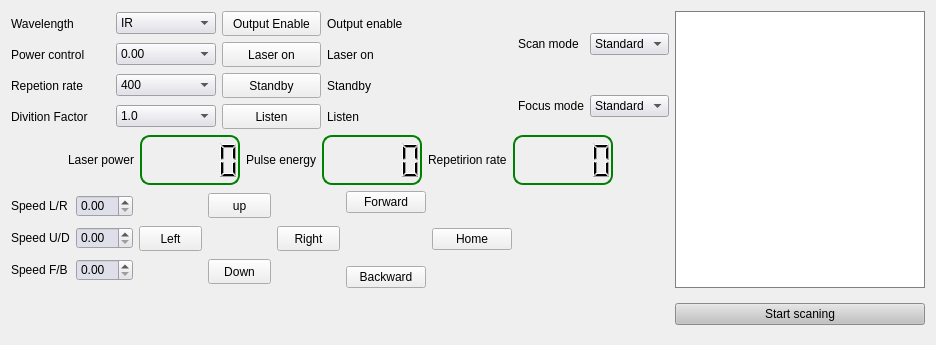
Above: pyccapt/files/PyQt6_UI/gui_laser_control.ui from mmonajem/pyoxcart before the change. Below: the same form after it.
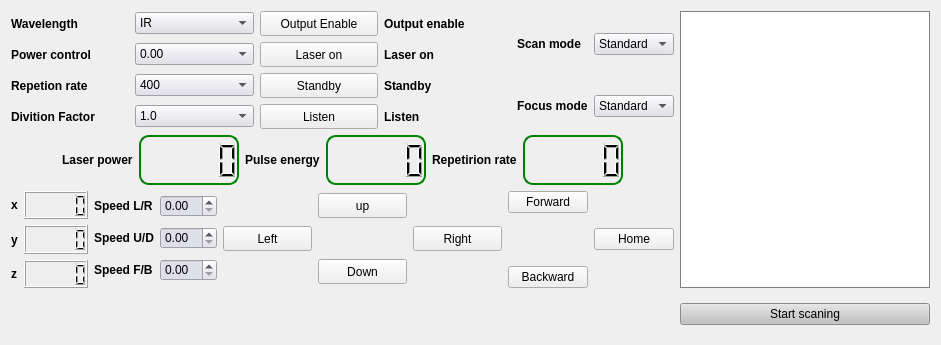
That is the form after the change.

Commit message: raw data analysis - laser control

Diff of the .ui file:
```diff
--- a/pyccapt/files/PyQt6_UI/gui_laser_control.ui
+++ b/pyccapt/files/PyQt6_UI/gui_laser_control.ui
@@ -6,7 +6,7 @@
             <rect>
                 <x>0</x>
                 <y>0</y>
-                <width>936</width>
+                <width>939</width>
                 <height>345</height>
             </rect>
         </property>
@@ -16,13 +16,18 @@
         <property name="toolTip">
             <string>&lt;html&gt;&lt;head/&gt;&lt;body&gt;&lt;p&gt;1&lt;/p&gt;&lt;/body&gt;&lt;/html&gt;</string>
         </property>
-        <layout class="QGridLayout" name="gridLayout_5">
+        <layout class="QGridLayout" name="gridLayout_6">
             <item row="0" column="0">
-                <layout class="QGridLayout" name="gridLayout_4">
+                <layout class="QGridLayout" name="gridLayout_5">
                     <item row="0" column="0" rowspan="2" colspan="3">
                         <layout class="QGridLayout" name="gridLayout_3">
                             <item row="0" column="0">
                                 <widget class="QLabel" name="label_4">
+                                    <property name="font">
+                                        <font>
+                                            <bold>true</bold>
+                                        </font>
+                                    </property>
                                     <property name="text">
                                         <string>Wavelength</string>
                                     </property>
@@ -74,6 +79,11 @@
                             </item>
                             <item row="0" column="3">
                                 <widget class="QLabel" name="led_laser_enable">
+                                    <property name="font">
+                                        <font>
+                                            <bold>true</bold>
+                                        </font>
+                                    </property>
                                     <property name="text">
                                         <string>Output enable</string>
                                     </property>
@@ -81,6 +91,11 @@
                             </item>
                             <item row="1" column="0">
                                 <widget class="QLabel" name="label">
+                                    <property name="font">
+                                        <font>
+                                            <bold>true</bold>
+                                        </font>
+                                    </property>
                                     <property name="text">
                                         <string>Power control</string>
                                     </property>
@@ -227,6 +242,11 @@
                             </item>
                             <item row="1" column="3">
                                 <widget class="QLabel" name="led_laser_on">
+                                    <property name="font">
+                                        <font>
+                                            <bold>true</bold>
+                                        </font>
+                                    </property>
                                     <property name="text">
                                         <string>Laser on</string>
                                     </property>
@@ -234,6 +254,11 @@
                             </item>
                             <item row="2" column="0">
                                 <widget class="QLabel" name="label_2">
+                                    <property name="font">
+                                        <font>
+                                            <bold>true</bold>
+                                        </font>
+                                    </property>
                                     <property name="text">
                                         <string>Repetion rate</string>
                                     </property>
@@ -305,6 +330,11 @@
                             </item>
                             <item row="2" column="3">
                                 <widget class="QLabel" name="led_laser_laser_standby">
+                                    <property name="font">
+                                        <font>
+                                            <bold>true</bold>
+                                        </font>
+                                    </property>
                                     <property name="text">
                                         <string>Standby</string>
                                     </property>
@@ -312,6 +342,11 @@
                             </item>
                             <item row="3" column="0">
                                 <widget class="QLabel" name="label_3">
+                                    <property name="font">
+                                        <font>
+                                            <bold>true</bold>
+                                        </font>
+                                    </property>
                                     <property name="text">
                                         <string>Divition Factor</string>
                                     </property>
@@ -473,6 +508,11 @@
                             </item>
                             <item row="3" column="3">
                                 <widget class="QLabel" name="led_laser_listen">
+                                    <property name="font">
+                                        <font>
+                                            <bold>true</bold>
+                                        </font>
+                                    </property>
                                     <property name="text">
                                         <string>Listen</string>
                                     </property>
@@ -482,6 +522,11 @@
                     </item>
                     <item row="0" column="4">
                         <widget class="QLabel" name="label_12">
+                            <property name="font">
+                                <font>
+                                    <bold>true</bold>
+                                </font>
+                            </property>
                             <property name="text">
                                 <string>Scan mode</string>
                             </property>
@@ -523,6 +568,11 @@
                     </item>
                     <item row="1" column="4">
                         <widget class="QLabel" name="label_13">
+                            <property name="font">
+                                <font>
+                                    <bold>true</bold>
+                                </font>
+                            </property>
                             <property name="text">
                                 <string>Focus mode</string>
                             </property>
@@ -557,6 +607,11 @@
                             </item>
                             <item>
                                 <widget class="QLabel" name="label_9">
+                                    <property name="font">
+                                        <font>
+                                            <bold>true</bold>
+                                        </font>
+                                    </property>
                                     <property name="text">
                                         <string>Laser power</string>
                                     </property>
@@ -599,6 +654,11 @@
                             </item>
                             <item>
                                 <widget class="QLabel" name="label_10">
+                                    <property name="font">
+                                        <font>
+                                            <bold>true</bold>
+                                        </font>
+                                    </property>
                                     <property name="text">
                                         <string>Pulse energy</string>
                                     </property>
@@ -641,6 +701,11 @@
                             </item>
                             <item>
                                 <widget class="QLabel" name="label_11">
+                                    <property name="font">
+                                        <font>
+                                            <bold>true</bold>
+                                        </font>
+                                    </property>
                                     <property name="text">
                                         <string>Repetirion rate</string>
                                     </property>
@@ -697,9 +762,63 @@
                         </layout>
                     </item>
                     <item row="3" column="0">
+                        <layout class="QGridLayout" name="gridLayout_4">
+                            <item row="0" column="0">
+                                <widget class="QLabel" name="label_19">
+                                    <property name="font">
+                                        <font>
+                                            <bold>true</bold>
+                                        </font>
+                                    </property>
+                                    <property name="text">
+                                        <string>x</string>
+                                    </property>
+                                </widget>
+                            </item>
+                            <item row="0" column="1">
+                                <widget class="QLCDNumber" name="laser_x_cord"/>
+                            </item>
+                            <item row="1" column="0">
+                                <widget class="QLabel" name="label_17">
+                                    <property name="font">
+                                        <font>
+                                            <bold>true</bold>
+                                        </font>
+                                    </property>
+                                    <property name="text">
+                                        <string>y</string>
+                                    </property>
+                                </widget>
+                            </item>
+                            <item row="1" column="1">
+                                <widget class="QLCDNumber" name="laser_y_cord"/>
+                            </item>
+                            <item row="2" column="0">
+                                <widget class="QLabel" name="label_18">
+                                    <property name="font">
+                                        <font>
+                                            <bold>true</bold>
+                                        </font>
+                                    </property>
+                                    <property name="text">
+                                        <string>z</string>
+                                    </property>
+                                </widget>
+                            </item>
+                            <item row="2" column="1">
+                                <widget class="QLCDNumber" name="laser_z_cord"/>
+                            </item>
+                        </layout>
+                    </item>
+                    <item row="3" column="1">
                         <layout class="QGridLayout" name="gridLayout_2">
                             <item row="0" column="0">
                                 <widget class="QLabel" name="label_14">
+                                    <property name="font">
+                                        <font>
+                                            <bold>true</bold>
+                                        </font>
+                                    </property>
                                     <property name="text">
                                         <string>Speed L/R</string>
                                     </property>
@@ -717,6 +836,11 @@
                             </item>
                             <item row="1" column="0">
                                 <widget class="QLabel" name="label_15">
+                                    <property name="font">
+                                        <font>
+                                            <bold>true</bold>
+                                        </font>
+                                    </property>
                                     <property name="text">
                                         <string>Speed U/D</string>
                                     </property>
@@ -734,6 +858,11 @@
                             </item>
                             <item row="2" column="0">
                                 <widget class="QLabel" name="label_16">
+                                    <property name="font">
+                                        <font>
+                                            <bold>true</bold>
+                                        </font>
+                                    </property>
                                     <property name="text">
                                         <string>Speed F/B</string>
                                     </property>
@@ -751,7 +880,7 @@
                             </item>
                         </layout>
                     </item>
-                    <item row="3" column="1">
+                    <item row="3" column="2">
                         <layout class="QGridLayout" name="gridLayout">
                             <item row="0" column="0">
                                 <spacer name="horizontalSpacer_2">
@@ -908,7 +1037,7 @@
                             </item>
                         </layout>
                     </item>
-                    <item row="3" column="2">
+                    <item row="3" column="3" colspan="2">
                         <layout class="QVBoxLayout" name="verticalLayout">
                             <item>
                                 <widget class="QPushButton" name="laser_forward">
@@ -945,7 +1074,7 @@
                             </item>
                         </layout>
                     </item>
-                    <item row="3" column="3">
+                    <item row="3" column="5">
                         <widget class="QPushButton" name="laser_home">
                             <property name="styleSheet">
                                 <string notr="true"/>
```
The commit also changes 14 other files.
